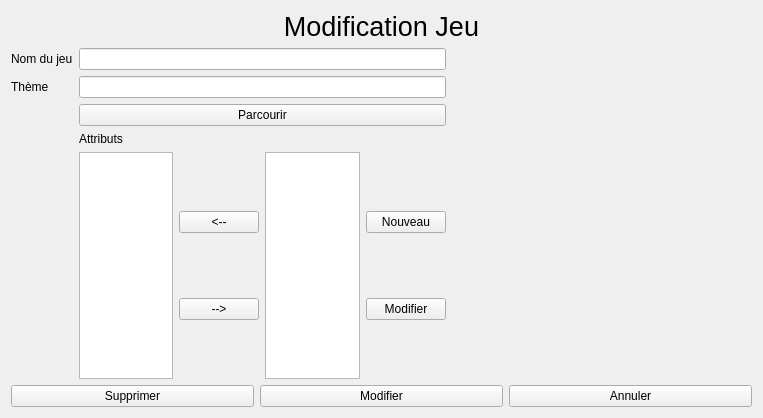
Before: the Qt Designer form fenetre/formModifierJeu.ui in helarion/Application-JDR, drawn with Qt 5.
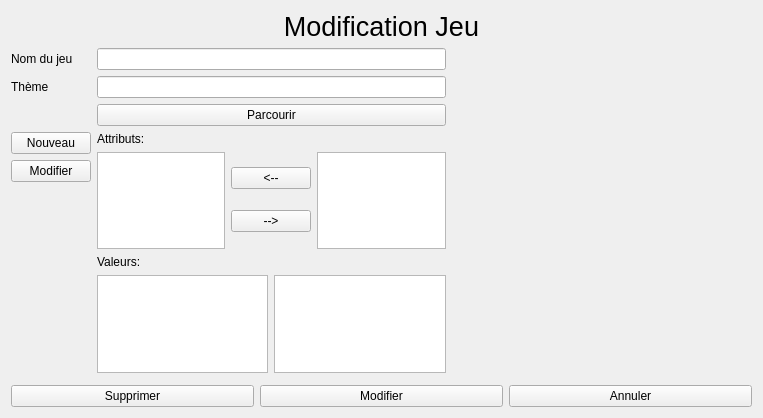
After: the same form once the commit is applied. Icons and pictures are not drawn.

Diff of the .ui file:
```diff
--- a/fenetre/formModifierJeu.ui
+++ b/fenetre/formModifierJeu.ui
@@ -47,6 +47,9 @@
          </property>
         </widget>
        </item>
+       <item row="0" column="1">
+        <widget class="QLineEdit" name="nomJeu"/>
+       </item>
        <item row="1" column="0">
         <widget class="QLabel" name="label_3">
          <property name="text">
@@ -57,17 +60,33 @@
        <item row="1" column="1">
         <widget class="QLineEdit" name="theme"/>
        </item>
-       <item row="0" column="1">
-        <widget class="QLineEdit" name="nomJeu"/>
+       <item row="2" column="1">
+        <widget class="QPushButton" name="parcourirButton">
+         <property name="text">
+          <string>Parcourir</string>
+         </property>
+        </widget>
        </item>
        <item row="4" column="1">
-        <layout class="QHBoxLayout" name="Attributs">
+        <layout class="QVBoxLayout" name="verticalLayout">
+         <property name="topMargin">
+          <number>0</number>
+         </property>
+         <item>
+          <widget class="QLabel" name="label_4">
+           <property name="text">
+            <string>Attributs:</string>
+           </property>
+          </widget>
+         </item>
+         <item>
+          <layout class="QHBoxLayout" name="horizontalLayout_2">
+           <property name="topMargin">
+            <number>0</number>
+           </property>
          <property name="rightMargin">
           <number>0</number>
          </property>
-         <property name="bottomMargin">
-          <number>0</number>
-         </property>
          <item>
           <widget class="QListWidget" name="listAttributSelect"/>
          </item>
@@ -95,7 +114,41 @@
          <item>
           <widget class="QListWidget" name="listAttributDisp"/>
          </item>
+          </layout>
+         </item>
          <item>
+          <widget class="QLabel" name="label_5">
+           <property name="text">
+            <string>Valeurs:</string>
+           </property>
+          </widget>
+         </item>
+         <item>
+          <layout class="QHBoxLayout" name="horizontalLayout_3">
+           <property name="topMargin">
+            <number>0</number>
+           </property>
+           <item>
+            <widget class="QListWidget" name="listWidget"/>
+           </item>
+           <item>
+            <widget class="QListWidget" name="listWidget_2"/>
+           </item>
+          </layout>
+         </item>
+        </layout>
+       </item>
+       <item row="5" column="1">
+        <layout class="QHBoxLayout" name="Attributs">
+         <property name="rightMargin">
+          <number>0</number>
+         </property>
+         <property name="bottomMargin">
+          <number>0</number>
+         </property>
+        </layout>
+       </item>
+       <item row="4" column="0">
           <layout class="QVBoxLayout" name="boutons">
            <item>
             <widget class="QPushButton" name="nouveauAttribut">
@@ -112,22 +165,6 @@
             </widget>
            </item>
           </layout>
-         </item>
-        </layout>
-       </item>
-       <item row="2" column="1">
-        <widget class="QPushButton" name="parcourirButton">
-         <property name="text">
-          <string>Parcourir</string>
-         </property>
-        </widget>
-       </item>
-       <item row="3" column="1">
-        <widget class="QLabel" name="label_4">
-         <property name="text">
-          <string>Attributs</string>
-         </property>
-        </widget>
        </item>
       </layout>
      </item>
```
Lines whose indentation alone changed are shown as unchanged.
